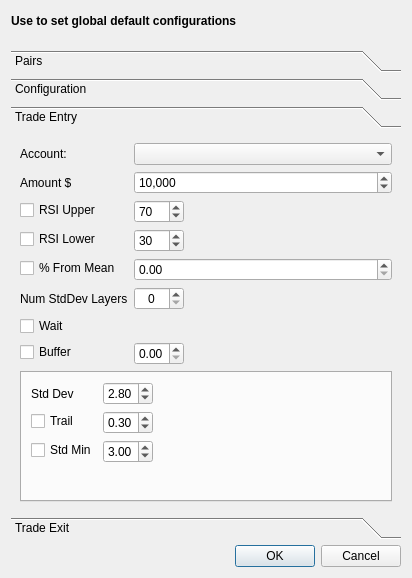
Above: globalconfigdialog.ui from ProDataLab/nkny before the change. Below: the same form after it.
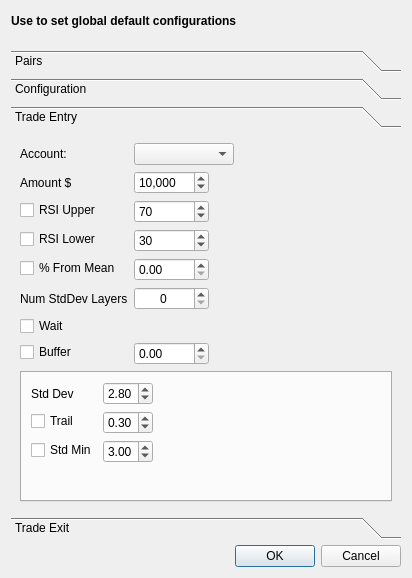
That is the form after the change. The open tabs and pages were chosen to show the change.

Commit message: auto reconnect to TWS

What changed in the file:
```diff
--- a/globalconfigdialog.ui
+++ b/globalconfigdialog.ui
@@ -419,13 +419,15 @@
        <rect>
         <x>0</x>
         <y>0</y>
-        <width>193</width>
-        <height>340</height>
+        <width>195</width>
+        <height>342</height>
        </rect>
       </property>
       <attribute name="label">
        <string>Trade Entry</string>
       </attribute>
+      <layout class="QVBoxLayout" name="verticalLayout_6">
+       <item>
       <layout class="QFormLayout" name="formLayout_3">
        <item row="0" column="0">
         <widget class="QLabel" name="label_6">
@@ -435,7 +437,14 @@
         </widget>
        </item>
        <item row="0" column="1">
-        <widget class="QComboBox" name="managedAccountsComboBox_2"/>
+          <widget class="QComboBox" name="managedAccountsComboBox_2">
+           <property name="maximumSize">
+            <size>
+             <width>100</width>
+             <height>16777215</height>
+            </size>
+           </property>
+          </widget>
        </item>
        <item row="1" column="0">
         <widget class="QLabel" name="label_7">
@@ -452,6 +461,12 @@
            <height>0</height>
           </size>
          </property>
+           <property name="maximumSize">
+            <size>
+             <width>75</width>
+             <height>16777215</height>
+            </size>
+           </property>
          <property name="showGroupSeparator" stdset="0">
           <bool>true</bool>
          </property>
@@ -477,7 +492,7 @@
         <widget class="QSpinBox" name="tradeEntryRSIUpperSpinBox_2">
          <property name="maximumSize">
           <size>
-           <width>50</width>
+             <width>75</width>
            <height>16777215</height>
           </size>
          </property>
@@ -497,7 +512,7 @@
         <widget class="QSpinBox" name="tradeEntryRSILowerSpinBox_3">
          <property name="maximumSize">
           <size>
-           <width>50</width>
+             <width>75</width>
            <height>16777215</height>
           </size>
          </property>
@@ -515,6 +530,12 @@
        </item>
        <item row="4" column="1">
         <widget class="QDoubleSpinBox" name="tradeEntryPercentFromMeanDoubleSpinBox_2">
+           <property name="maximumSize">
+            <size>
+             <width>75</width>
+             <height>16777215</height>
+            </size>
+           </property>
          <property name="maximum">
           <double>999.990000000000009</double>
          </property>
@@ -531,7 +552,7 @@
         <widget class="QSpinBox" name="tradeEntryNumStdDevLayersSpinBox_2">
          <property name="maximumSize">
           <size>
-           <width>50</width>
+             <width>75</width>
            <height>16777215</height>
           </size>
          </property>
@@ -573,13 +594,15 @@
          </property>
          <property name="maximumSize">
           <size>
-           <width>50</width>
+             <width>75</width>
            <height>16777215</height>
           </size>
          </property>
         </widget>
        </item>
-       <item row="8" column="0" colspan="2">
+        </layout>
+       </item>
+       <item>
         <widget class="QTabWidget" name="layersTabWidget_2">
          <property name="currentIndex">
           <number>0</number>
```
Left out of the diff: 31 changed lines with no effect on the pictures. Lines whose indentation alone changed are shown as unchanged. The commit also changes 2 other files.
